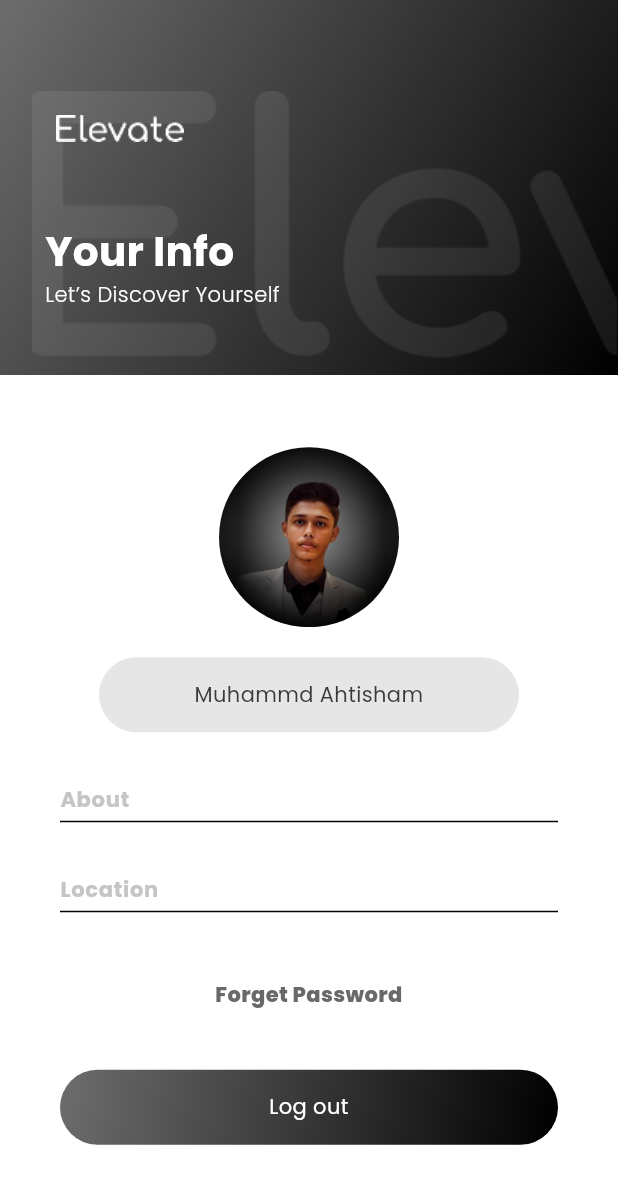
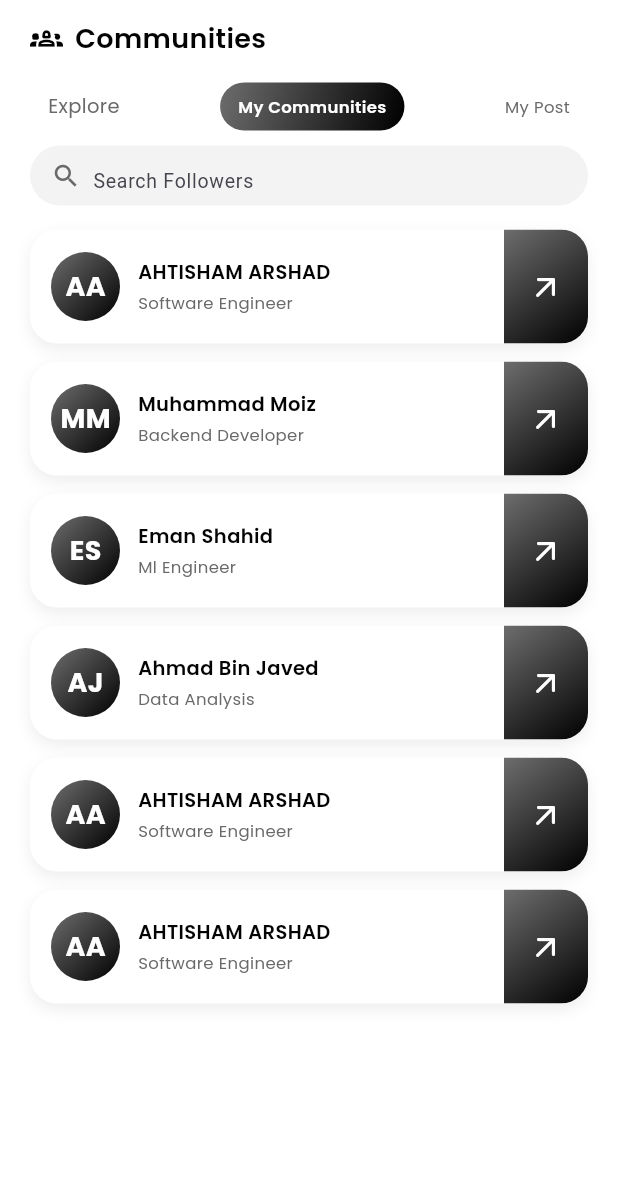
Before and after one commit to se-ahtisham/Elevate-App, a Flutter app: the screen it shows after launch, on a phone screen of 412 x 824 dp. Shown: the top 1184 px of the screen. Run offline on Flutter 3.47's test engine with Material 3 defaults, Android fonts, the phone set to English and light mode, and no system bars; our stand-ins replace google_fonts.

Commit message:
community screen

```diff
--- /dev/null
+++ b/lib/Custom_Widgets/User_Widgets/member_card.dart
@@ -0,0 +1,112 @@
+import 'package:elevate_app/Custom_Widgets/Text/custom_text.dart';
+import 'package:elevate_app/Resources/Colors/Gradient_Colors/gradient_colors.dart';
+import 'package:elevate_app/Resources/Colors/Solid_Colors/solid_colors.dart';
+import 'package:flutter/material.dart';
+
+class MemberCard extends StatelessWidget {
+  final String initials;
+  final String name;
+  final String role;
+  final VoidCallback? onTap;
+
+  const MemberCard({
+    super.key,
+    required this.initials,
+    required this.name,
+    required this.role,
+    this.onTap,
+  });
+
+  @override
+  Widget build(BuildContext context) {
+    return Container(
+      margin: const EdgeInsets.symmetric(vertical: 6),
+      decoration: BoxDecoration(
+        // Light gray background like other cards in the app
+        color: ElevateColor.white,
+        borderRadius: BorderRadius.circular(18),
+        boxShadow: [
+          BoxShadow(
+            color: ElevateColor.gray.withOpacity(0.08),
+            blurRadius: 8,
+            offset: const Offset(0, 4),
+          ),
+        ],
+      ),
+      child: ClipRRect(
+        borderRadius: BorderRadius.circular(18),
+        child: Row(
+          children: [
+            // Left side: avatar + name & role
+            Expanded(
+              child: Padding(
+                padding:
+                    const EdgeInsets.symmetric(horizontal: 14, vertical: 10),
+                child: Row(
+                  children: [
+                    Container(
+                      width: 46,
+                      height: 46,
+                      decoration: BoxDecoration(
+                        gradient: ElevateGradientColors.grayToBlack,
+                        borderRadius: BorderRadius.circular(23),
+                      ),
+                      child: Center(
+                        child: CustomText(
+                          text: initials,
+                          fontSize: 18,
+                          color: ElevateColor.white,
+                          fontWeight: FontWeight.bold,
+                        ),
+                      ),
+                    ),
+                    const SizedBox(width: 12),
+                    Expanded(
+                      child: Column(
+                        crossAxisAlignment: CrossAxisAlignment.start,
+                        mainAxisAlignment: MainAxisAlignment.center,
+                        children: [
+                          CustomText(
+                            text: name,
+                            fontSize: 13,
+                            color: ElevateColor.black,
+                            fontWeight: FontWeight.w600,
+                            textAlign: TextAlign.left,
+                          ),
+                          const SizedBox(height: 3),
+                          CustomText(
+                            text: role,
+                            fontSize: 11,
+                            color: ElevateColor.whitegray,
+                            fontWeight: FontWeight.w400,
+                            textAlign: TextAlign.left,
+                          ),
+                        ],
+                      ),
+                    ),
+                  ],
+                ),
+              ),
+            ),
+            // Right side: dark strip with arrow icon using theme blacks
+            InkWell(
+              onTap: onTap,
+              child: Container(
+                width: 56,
+                height: 76,
+                decoration: const BoxDecoration(
+                  gradient: ElevateGradientColors.grayToBlack,
+                ),
+                child: const Icon(
+                  Icons.arrow_outward_rounded,
+                  color: Colors.white,
+                  size: 24,
+                ),
+              ),
+            ),
+          ],
+        ),
+      ),
+    );
+  }
+}
--- /dev/null
+++ b/lib/Pages/User_Screens/community_screen/communities_screen.dart
@@ -0,0 +1,231 @@
+import 'package:elevate_app/Custom_Widgets/Text/custom_text.dart';
+import 'package:elevate_app/Custom_Widgets/User_Widgets/member_card.dart';
+import 'package:elevate_app/Resources/Colors/Gradient_Colors/gradient_colors.dart';
+import 'package:elevate_app/Resources/Colors/Solid_Colors/solid_colors.dart';
+import 'package:flutter/material.dart';
+import 'package:flutter/services.dart';
+
+class CommunitiesScreen extends StatefulWidget {
+  const CommunitiesScreen({super.key});
+
+  @override
+  State<CommunitiesScreen> createState() => _CommunitiesScreenState();
+}
+
+class _CommunitiesScreenState extends State<CommunitiesScreen> {
+  // 0 = Explore, 1 = My Communities, 2 = My Post
+  int _selectedTab = 1;
+
+  final List<Map<String, String>> _members = [
+    {"name": "AHTISHAM ARSHAD", "role": "Software Engineer"},
+    {"name": "Muhammad Moiz", "role": "Backend Developer"},
+    {"name": "Eman Shahid", "role": "Ml Engineer"},
+    {"name": "Ahmad Bin Javed", "role": "Data Analysis"},
+    {"name": "AHTISHAM ARSHAD", "role": "Software Engineer"},
+    {"name": "AHTISHAM ARSHAD", "role": "Software Engineer"},
+  ];
+
+  String _getInitials(String name) {
+    final parts = name.trim().split(' ');
+    if (parts.length == 1) {
+      return parts.first.substring(0, 1).toUpperCase();
+    }
+    return (parts.first.substring(0, 1) + parts.last.substring(0, 1))
+        .toUpperCase();
+  }
+
+  Widget _buildTabItem({
+    required String label,
+    required int tabIndex,
+    double fontSize = 11,
+  }) {
+    final bool isSelected = _selectedTab == tabIndex;
+    return GestureDetector(
+      onTap: () {
+        setState(() {
+          _selectedTab = tabIndex;
+        });
+      },
+      child: Container(
+        height: 32,
+        padding: const EdgeInsets.symmetric(horizontal: 12, vertical: 6),
+        decoration: BoxDecoration(
+          gradient:
+              isSelected ? ElevateGradientColors.grayToBlack : null,
+          color: isSelected ? null : Colors.transparent,
+          borderRadius: BorderRadius.circular(20),
+        ),
+        alignment: Alignment.center,
+        child: CustomText(
+          text: label,
+          fontSize: fontSize,
+          color:
+              isSelected ? ElevateColor.white : ElevateColor.whitegray,
+          fontWeight: isSelected ? FontWeight.w600 : FontWeight.w400,
+        ),
+      ),
+    );
+  }
+
+  @override
+  Widget build(BuildContext context) {
+    return Scaffold(
+      extendBodyBehindAppBar: true,
+      body: AnnotatedRegion<SystemUiOverlayStyle>(
+        value: SystemUiOverlayStyle.dark,
+        child: Container(
+          height: double.infinity,
+          color: ElevateColor.white,
+          child: Column(
+            children: [
+              // Top spacing for status bar + header
+              SizedBox(height: MediaQuery.of(context).padding.top + 12),
+
+              // Simple header: icon + title
+              Padding(
+                padding: const EdgeInsets.symmetric(horizontal: 20.0),
+                child: Row(
+                  crossAxisAlignment: CrossAxisAlignment.center,
+                  children: [
+                    const Icon(
+                      Icons.groups_2_outlined,
+                      size: 22,
+                      color: Colors.black,
+                    ),
+                    const SizedBox(width: 8),
+                    CustomText(
+                      text: "Communities",
+                      fontSize: 18,
+                      color: ElevateColor.black,
+                      fontWeight: FontWeight.w600,
+                    ),
+                  ],
+                ),
+              ),
+
+              const SizedBox(height: 16),
+
+              // Tabs: Explore | My Communities | My Post
+              Padding(
+                padding: const EdgeInsets.symmetric(horizontal: 20.0),
+                child: Row(
+                  mainAxisAlignment: MainAxisAlignment.spaceBetween,
+                  children: [
+                    _buildTabItem(
+                      label: "Explore",
+                      tabIndex: 0,
+                      fontSize: 13,
+                    ),
+                    _buildTabItem(
+                      label: "My Communities",
+                      tabIndex: 1,
+                      fontSize: 11,
+                    ),
+                    _buildTabItem(
+                      label: "My Post",
+                      tabIndex: 2,
+                      fontSize: 11,
+                    ),
+                  ],
+                ),
+              ),
+
+              const SizedBox(height: 10),
+
+              // Search bar
+              Padding(
+                padding: const EdgeInsets.symmetric(horizontal: 20.0),
+                child: Container(
+                  height: 40,
+                  decoration: BoxDecoration(
+                    color: const Color(0xFFF3F3F3),
+                    borderRadius: BorderRadius.circular(24),
+                  ),
+                  padding: const EdgeInsets.symmetric(horizontal: 14),
+                  child: Row(
+                    children: [
+                      Icon(
+                        Icons.search,
+                        size: 20,
+                        color: ElevateColor.whitegray,
+                      ),
+                      const SizedBox(width: 8),
+                      Expanded(
+                        child: TextField(
+                          decoration: const InputDecoration(
+                            border: InputBorder.none,
+                            hintText: "Search Followers",
+                          ),
+                          style: const TextStyle(fontSize: 13),
+                        ),
+                      ),
+                    ],
+                  ),
+                ),
+              ),
+
+              const SizedBox(height: 10),
+
+              Expanded(
+                child: () {
+                  switch (_selectedTab) {
+                    case 0:
+                      return _buildExploreTab();
+                    case 1:
+                      return _buildMyCommunitiesTab();
+                    case 2:
+                    default:
+                      return _buildMyPostTab();
+                  }
+                }(),
+              ),
+            ],
+          ),
+        ),
+      ),
+    );
+  }
+
+  Widget _buildExploreTab() {
+    return Center(
+      child: CustomText(
+        text: "Explore communities coming soon",
+        fontSize: 13,
+        color: ElevateColor.whitegray,
+      ),
+    );
+  }
+
+  Widget _buildMyCommunitiesTab() {
+    return Padding(
+      padding: const EdgeInsets.symmetric(horizontal: 20.0),
+      child: ListView.builder(
+        physics: const BouncingScrollPhysics(),
+        itemCount: _members.length,
+        itemBuilder: (context, index) {
+          final member = _members[index];
+          final name = member["name"] ?? "";
+          final role = member["role"] ?? "";
+          return MemberCard(
+            initials: _getInitials(name),
+            name: name,
+            role: role,
+            onTap: () {
+              // TODO: navigate to member profile
+            },
+          );
+        },
+      ),
+    );
+  }
+
+  Widget _buildMyPostTab() {
+    return Center(
+      child: CustomText(
+        text: "You have no posts yet",
+        fontSize: 13,
+        color: ElevateColor.whitegray,
+      ),
+    );
+  }
+}
--- a/lib/main.dart
+++ b/lib/main.dart
@@ -1,9 +1,9 @@
-
 import 'package:elevate_app/Pages/User_Screens/Admin_Screens/Admin_Profile_Screens/admin_profile_screen.dart';
 import 'package:elevate_app/Pages/User_Screens/Company_Screens/Company_Dashboard_Screens/company_home_screen.dart';
 import 'package:elevate_app/Pages/User_Screens/Company_Screens/Company_Posts_Screens/company_upload_job_screen.dart';
 import 'package:elevate_app/Pages/User_Screens/Job_Seeker_Screens/Job_Seeker_Profile_Screens/job_Seeker_profile_screen.dart';
 import 'package:elevate_app/Pages/User_Screens/Job_Seeker_Screens/Job_Seeker_Profile_Screens/job_Seeker_view_profile_screen.dart';
+import 'package:elevate_app/Pages/User_Screens/community_screen/communities_screen.dart';
 import 'package:flutter/material.dart';
 import 'package:flutter/services.dart';
 
@@ -25,7 +25,7 @@ class MyApp extends StatelessWidget {
   Widget build(BuildContext context) {
     return const MaterialApp(
       debugShowCheckedModeBanner: false,
-      home: AdminProfileScreen(),
+      home: CommunitiesScreen(),
     );
   }
 }
```
Also changed, not shown: lib/Custom_Widgets/User_Widgets/user_post.dart (+14 -7 lines).
